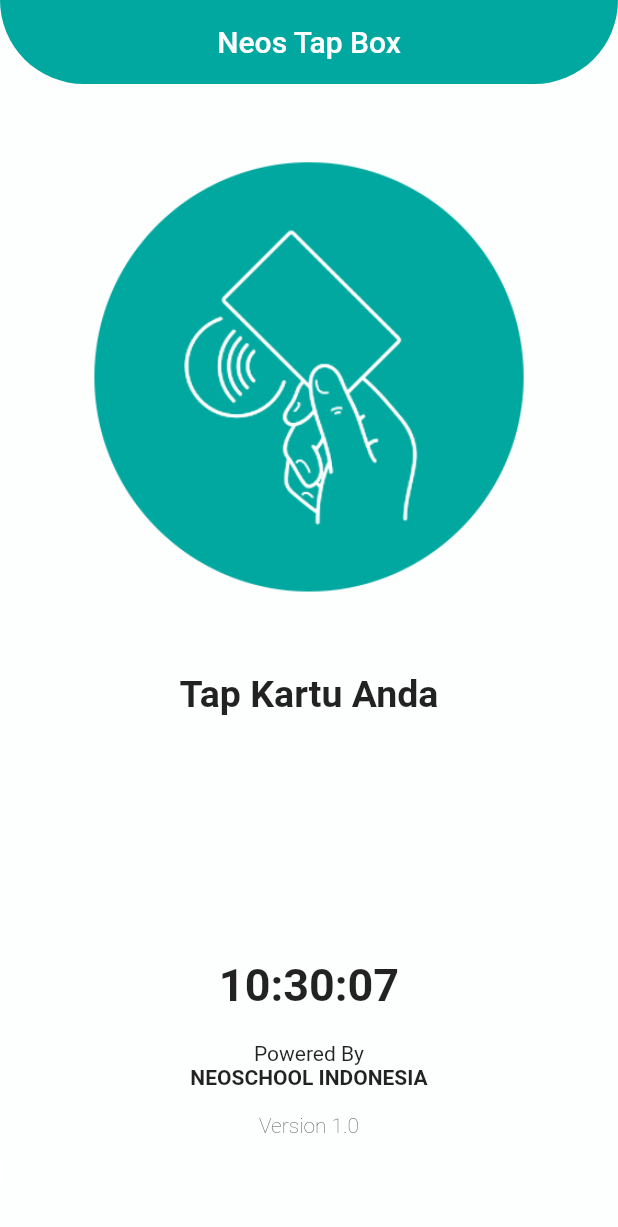
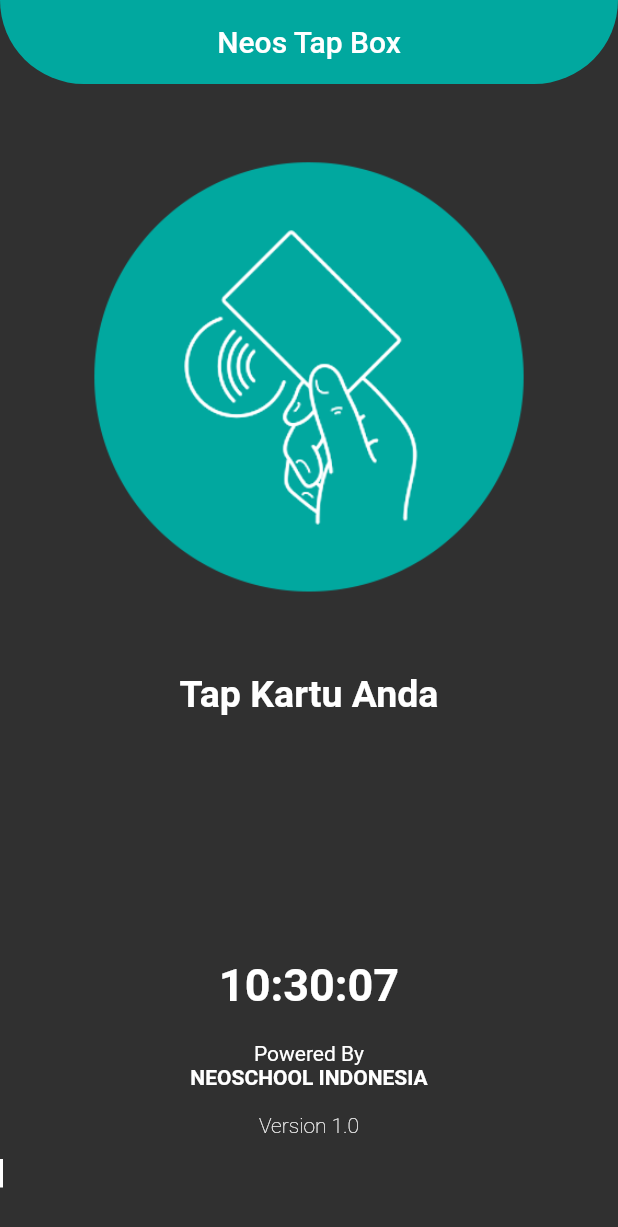
Before and after one commit to siopipin/attendanceApp, a Flutter app: the screen it shows after launch, on a phone screen of 412 x 824 dp. Shown: the top 1227 px of the screen. Run offline on Flutter 3.47's test engine with Material 2 defaults, Android fonts, the light colour scheme and no system bars; our stand-ins replace audioplayers, camera, flutter_html, rxdart, shared_preferences; missing offline and left inert: input_with_keyboard_control.

Commit message:
set to dark mode

```diff
--- a/lib/main.dart
+++ b/lib/main.dart
@@ -40,15 +40,10 @@ class _MyAppState extends State<MyApp> {
 
   @override
   Widget build(BuildContext context) {
+    final provider = context.watch<AttendanceProvider>();
     return MaterialApp(
       title: 'Flutter Demo',
-      theme: ThemeData(
-        scaffoldBackgroundColor: Color(0xffFDFEFE),
-        primaryColor: Colors.blue,
-        appBarTheme: AppBarTheme(
-          backgroundColor: Colors.blue[800],
-        ),
-      ),
+      theme: provider.enableDarkMode ? provider.dark : provider.light,
       debugShowCheckedModeBanner: false,
       home: WelcomeScreen(cameras: _camera),
     );
--- a/lib/screens/home/welcome_screen.dart
+++ b/lib/screens/home/welcome_screen.dart
@@ -217,6 +217,7 @@ class _WelcomeScreenState extends State<WelcomeScreen> {
 
   @override
   Widget build(BuildContext context) {
+    final prov = context.watch<AttendanceProvider>();
     return Scaffold(
         appBar: AppBar(
           title: const Text('Neos Tap Box'),
@@ -228,6 +229,15 @@ class _WelcomeScreenState extends State<WelcomeScreen> {
           ),
           backgroundColor: const Color(0xff01a89f),
           elevation: 0,
+          // actions: [
+          //   Switch(
+          //       value: prov.enableDarkMode,
+          //       activeColor: Colors.green,
+          //       onChanged: (val) {
+          //         print(val);
+          //         prov.setBrightness = val;
+          //       })
+          // ],
         ),
         body: ListView(
           children: [
--- a/lib/utils/attendance_provider.dart
+++ b/lib/utils/attendance_provider.dart
@@ -17,6 +17,35 @@ class AttendanceProvider with ChangeNotifier {
     //kartu
     setNoKartu = "";
   }
+
+  //dark mode theme
+  var light = ThemeData(
+    brightness: Brightness.light,
+    primarySwatch: Colors.teal,
+  );
+
+  var dark = ThemeData(
+    brightness: Brightness.dark,
+    primarySwatch: Colors.teal,
+  );
+
+  bool _enableDarkMode = true;
+
+  bool get enableDarkMode => _enableDarkMode;
+
+  set setBrightness(nilai) {
+    _enableDarkMode = nilai;
+    notifyListeners();
+  }
+
+  bool _isActive = false;
+  bool get isActive => _isActive;
+  set setIsActive(val) {
+    _isActive = val;
+    notifyListeners();
+  }
+
+  // end dark mode theme
 
   String? _noKartu = "";
   String get noKartu => _noKartu!;
```
Also changed, not shown: 1 other file.
